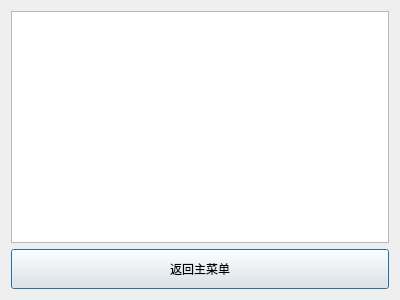
First picture: the form in finaldialog.ui, repository Hengyu10003/The-Eighth, before the edit.
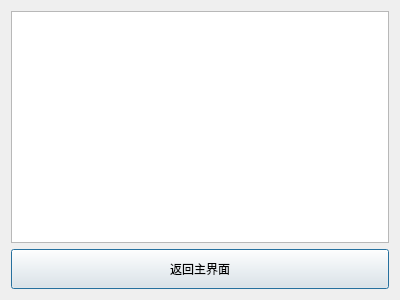
Second picture: the form after the edit.

What changed in the file:
```diff
--- a/finaldialog.ui
+++ b/finaldialog.ui
@@ -23,7 +23,7 @@
       </size>
      </property>
      <property name="text">
-      <string>返回主菜单</string>
+      <string>返回主界面</string>
      </property>
     </widget>
    </item>
```
Left out of the diff: 3 changed lines with no effect on the pictures.
